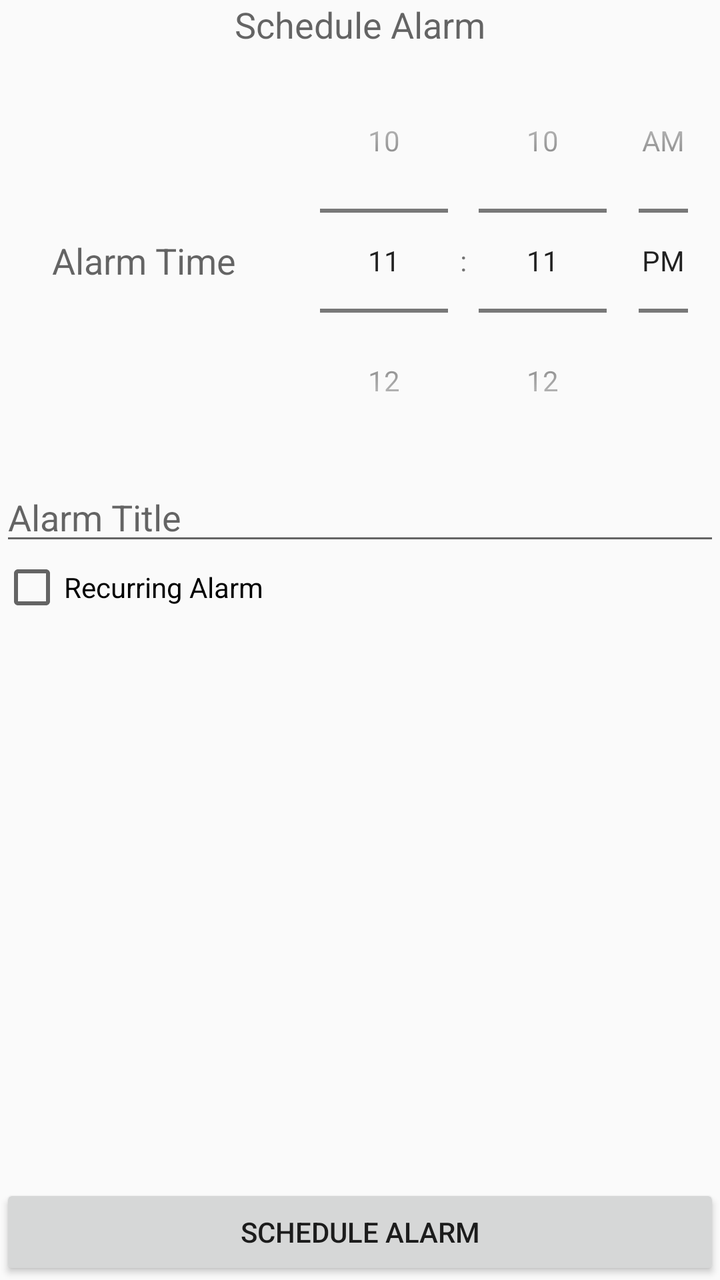
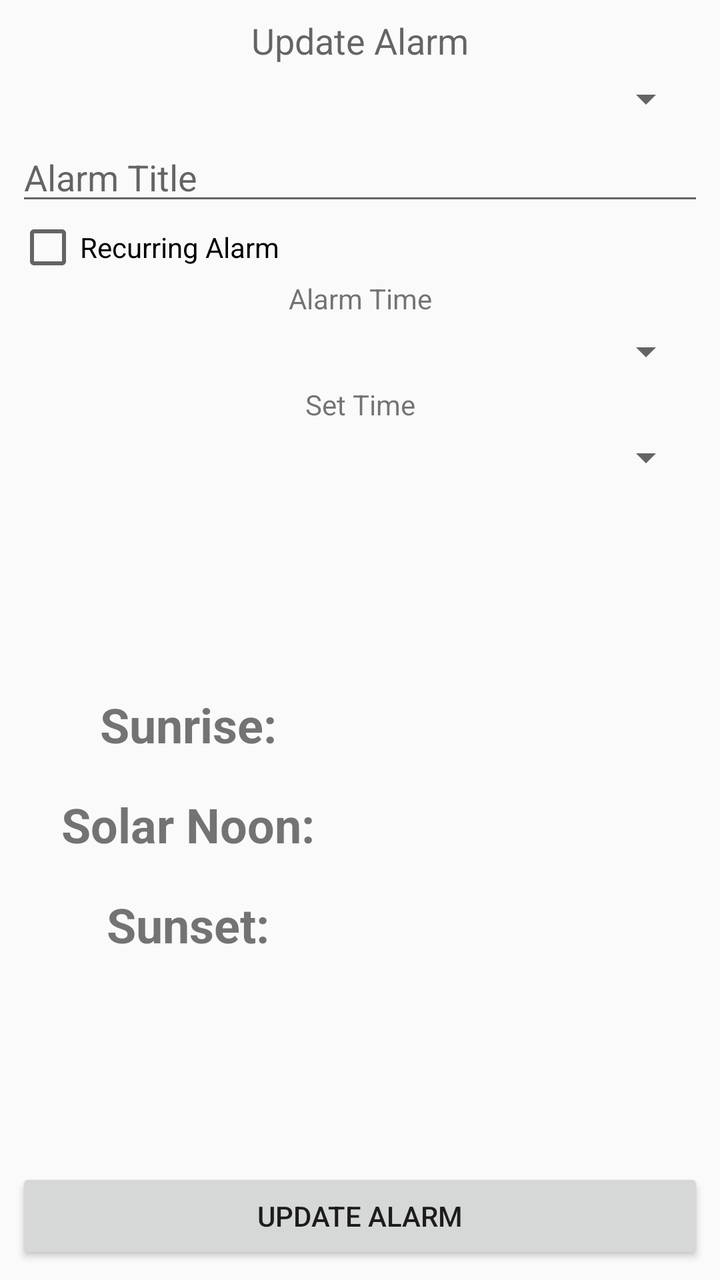

Screens rendered from an Android XML layout before and after an edit, with the pre-edit source and the edit as a unified diff.
<!-- AndroidManifest.xml: application theme AppTheme -->
<!-- res/layout/fragment_updatealarm.xml -->
<?xml version="1.0" encoding="utf-8"?>
<LinearLayout
    xmlns:android="http://schemas.android.com/apk/res/android"
    xmlns:app="http://schemas.android.com/apk/res-auto"
    xmlns:tools="http://schemas.android.com/tools"
    android:layout_width="match_parent"
    android:layout_height="match_parent"
    android:orientation="vertical">

    <androidx.constraintlayout.widget.ConstraintLayout
        android:layout_width="match_parent"
        android:layout_height="match_parent">

        <TextView
            android:id="@+id/fragment_updatealarm_scheduleAlarmHeading"
            android:layout_width="match_parent"
            android:layout_height="wrap_content"
            android:text="Schedule Alarm"
            android:textAlignment="center"
            android:textAppearance="@style/TextAppearance.AppCompat.Medium"
            app:layout_constraintTop_toTopOf="parent" />

        <LinearLayout
            android:id="@+id/fragment_updatealarm_timePickerLayout"
            android:layout_width="match_parent"
            android:layout_height="wrap_content"
            android:orientation="horizontal"
            app:layout_constraintTop_toBottomOf="@+id/fragment_updatealarm_scheduleAlarmHeading">

            <TextView
                android:layout_width="0dp"
                android:layout_height="wrap_content"
                android:layout_gravity="center"
                android:layout_weight="0.4"
                android:text="Alarm Time"
                android:textAlignment="center"
                android:textAppearance="@style/TextAppearance.AppCompat.Medium" />

            <TimePicker
                android:id="@+id/fragment_updatealarm_timePicker"
                android:layout_width="0dp"
                android:layout_height="wrap_content"
                android:layout_weight="0.6"
                android:timePickerMode="spinner" />
        </LinearLayout>

        <EditText
            android:id="@+id/fragment_updatealarm_title"
            android:layout_width="match_parent"
            android:layout_height="wrap_content"
            android:hint="Alarm Title"
            app:layout_constraintTop_toBottomOf="@+id/fragment_updatealarm_timePickerLayout" />

        <CheckBox
            android:id="@+id/fragment_updatealarm_recurring"
            android:layout_width="match_parent"
            android:layout_height="wrap_content"
            android:checked="false"
            android:text="Recurring Alarm"
            app:layout_constraintStart_toStartOf="parent"
            app:layout_constraintTop_toBottomOf="@+id/fragment_updatealarm_title" />

        <LinearLayout
            android:id="@+id/fragment_updatealarm_recurring_options"
            android:layout_width="match_parent"
            android:layout_height="wrap_content"
            android:orientation="horizontal"
            android:visibility="gone"
            app:layout_constraintTop_toBottomOf="@+id/fragment_updatealarm_recurring">

            <CheckBox
                android:id="@+id/fragment_updatealarm_checkMon"
                android:layout_width="wrap_content"
                android:layout_height="wrap_content"
                android:text="Mon" />

            <CheckBox
                android:id="@+id/fragment_updatealarm_checkTue"
                android:layout_width="wrap_content"
                android:layout_height="wrap_content"
                android:text="Tue" />

            <CheckBox
                android:id="@+id/fragment_updatealarm_checkWed"
                android:layout_width="wrap_content"
                android:layout_height="wrap_content"
                android:text="Wed" />

            <CheckBox
                android:id="@+id/fragment_updatealarm_checkThu"
                android:layout_width="wrap_content"
                android:layout_height="wrap_content"
                android:text="Thu" />

            <CheckBox
                android:id="@+id/fragment_updatealarm_checkFri"
                android:layout_width="wrap_content"
                android:layout_height="wrap_content"
                android:text="Fri" />

            <CheckBox
                android:id="@+id/fragment_updatealarm_checkSat"
                android:layout_width="wrap_content"
                android:layout_height="wrap_content"
                android:text="Sat" />

            <CheckBox
                android:id="@+id/fragment_updatealarm_checkSun"
                android:layout_width="wrap_content"
                android:layout_height="wrap_content"
                android:text="Sun" />

        </LinearLayout>

        <Button
            android:id="@+id/fragment_updatealarm_scheduleAlarm"
            android:layout_width="match_parent"
            android:layout_height="wrap_content"
            android:layout_gravity="center"
            android:text="Schedule Alarm"
            app:layout_constraintBottom_toBottomOf="parent"
            tools:layout_editor_absoluteX="133dp" />

    </androidx.constraintlayout.widget.ConstraintLayout>

</LinearLayout>
<!-- resources referenced by this layout -->
<resources>
  <style name="AppTheme" parent="Theme.AppCompat.Light.NoActionBar">
          
          <item name="colorPrimary">@color/colorPrimary</item>
          <item name="colorPrimaryDark">@color/colorPrimaryDark</item>
          <item name="colorAccent">@color/colorAccent</item>
      </style>
  <color name="colorPrimary">#6200EE</color>
  <color name="colorPrimaryDark">#3700B3</color>
  <color name="colorAccent">#03DAC5</color>
</resources>

<!-- the commit's change to res/layout/fragment_updatealarm.xml (unified diff, before → after) -->
@@ -5,7 +5,8 @@
     xmlns:tools="http://schemas.android.com/tools"
     android:layout_width="match_parent"
     android:layout_height="match_parent"
-    android:orientation="vertical">
+    android:orientation="vertical"
+    android:padding="8dp">
 
     <androidx.constraintlayout.widget.ConstraintLayout
         android:layout_width="match_parent"
@@ -15,7 +16,7 @@
             android:id="@+id/fragment_updatealarm_scheduleAlarmHeading"
             android:layout_width="match_parent"
             android:layout_height="wrap_content"
-            android:text="Schedule Alarm"
+            android:text="Update Alarm"
             android:textAlignment="center"
             android:textAppearance="@style/TextAppearance.AppCompat.Medium"
             app:layout_constraintTop_toTopOf="parent" />
@@ -25,23 +26,17 @@
             android:layout_width="match_parent"
             android:layout_height="wrap_content"
             android:orientation="horizontal"
-            app:layout_constraintTop_toBottomOf="@+id/fragment_updatealarm_scheduleAlarmHeading">
-
-            <TextView
-                android:layout_width="0dp"
-                android:layout_height="wrap_content"
-                android:layout_gravity="center"
-                android:layout_weight="0.4"
-                android:text="Alarm Time"
-                android:textAlignment="center"
-                android:textAppearance="@style/TextAppearance.AppCompat.Medium" />
-
-            <TimePicker
-                android:id="@+id/fragment_updatealarm_timePicker"
-                android:layout_width="0dp"
-                android:layout_height="wrap_content"
-                android:layout_weight="0.6"
-                android:timePickerMode="spinner" />
+            app:layout_constraintTop_toBottomOf="@+id/fragment_updatealarm_scheduleAlarmHeading"
+            app:layout_constraintBottom_toTopOf="@+id/fragment_updatealarm_title">
+
+            <Spinner
+                android:id="@+id/fragment_updatealarm_location_spinner"
+                android:layout_width="match_parent"
+                android:layout_height="wrap_content"
+                android:layout_centerInParent="true"
+                android:layout_margin="5dp"
+                android:layout_marginTop="18dp"
+                android:textAlignment="center"/>
         </LinearLayout>
 
         <EditText
@@ -112,12 +107,150 @@
 
         </LinearLayout>
 
+        <TextView
+            android:id="@+id/fragment_updatealarm_alarmtime_text"
+            android:layout_width="match_parent"
+            android:layout_height="wrap_content"
+            android:gravity="center"
+            android:text="Alarm Time"
+            app:layout_constraintTop_toBottomOf="@+id/fragment_updatealarm_recurring_options"
+            app:layout_constraintBottom_toTopOf="@id/fragment_updatealarm_alarmtime_spinner">
+        </TextView>
+
+        <Spinner
+            android:id="@+id/fragment_updatealarm_alarmtime_spinner"
+            android:layout_width="match_parent"
+            android:layout_height="wrap_content"
+            android:layout_centerInParent="true"
+            android:layout_margin="5dp"
+            android:layout_marginTop="18dp"
+            android:textAlignment="center"
+            app:layout_constraintTop_toBottomOf="@id/fragment_updatealarm_alarmtime_text"
+            app:layout_constraintBottom_toTopOf="@id/fragment_updatealarm_settime_text"
+            android:gravity="center_horizontal" />
+
+        <TextView
+            android:id="@+id/fragment_updatealarm_settime_text"
+            android:layout_width="match_parent"
+            android:layout_height="wrap_content"
+            android:text="Set Time"
+            android:gravity="center"
+            app:layout_constraintTop_toBottomOf="@id/fragment_updatealarm_alarmtime_spinner"
+            app:layout_constraintBottom_toTopOf="@id/fragment_updatealarm_settime_spinner">
+        </TextView>
+
+        <Spinner
+            android:id="@+id/fragment_updatealarm_settime_spinner"
+            android:layout_width="match_parent"
+            android:layout_height="wrap_content"
+            android:layout_centerInParent="true"
+            android:layout_margin="5dp"
+            android:layout_marginTop="18dp"
+            android:textAlignment="center"
+            app:layout_constraintTop_toBottomOf="@id/fragment_updatealarm_settime_text"
+            android:gravity="center_horizontal" />
+
+        <NumberPicker
+            android:id="@+id/fragment_updatealarm_set_hours"
+            android:layout_width="100dp"
+            android:layout_height="100dp"
+            android:hint="Hours"
+            android:visibility="gone"
+            android:gravity="center"
+            app:layout_constraintTop_toBottomOf="@id/fragment_updatealarm_settime_spinner"
+            app:layout_constraintRight_toLeftOf="@id/fragment_updatealarm_set_mins"
+            app:layout_constraintLeft_toLeftOf="parent"/>
+
+        <NumberPicker
+            android:id="@+id/fragment_updatealarm_set_mins"
+            android:layout_width="100dp"
+            android:layout_height="100dp"
+            android:hint="Minutes"
+            android:visibility="gone"
+            android:gravity="center"
+            app:layout_constraintTop_toBottomOf="@id/fragment_updatealarm_settime_spinner"
+            app:layout_constraintLeft_toRightOf="@id/fragment_updatealarm_set_hours"
+            app:layout_constraintRight_toRightOf="parent"/>
+
+        <LinearLayout
+            android:layout_width="match_parent"
+            android:layout_height="wrap_content"
+            app:layout_constraintTop_toBottomOf="@id/fragment_updatealarm_set_hours"
+            app:layout_constraintBottom_toTopOf="@+id/fragment_updatealarm_scheduleAlarm">
+            <LinearLayout
+                android:id="@+id/timetext_column"
+                android:layout_width="0dp"
+                android:layout_height="match_parent"
+                android:orientation="vertical"
+                android:layout_weight="1">
+                <TextView
+                    android:id="@+id/fragment_updatealarm_sunrise_text"
+                    android:layout_width="match_parent"
+                    android:layout_height="50dp"
+                    android:text="Sunrise:"
+                    android:textSize="24dp"
+                    android:textStyle="bold"
+                    android:gravity="center"
+                    app:layout_constraintBottom_toTopOf="@+id/fragment_updatealarm_solarnoon_text">
+                </TextView>
+                <TextView
+                    android:id="@+id/fragment_updatealarm_solarnoon_text"
+                    android:layout_width="match_parent"
+                    android:layout_height="50dp"
+                    android:text="Solar Noon:"
+                    android:textSize="24dp"
+                    android:textStyle="bold"
+                    android:gravity="center"
+                    app:layout_constraintTop_toBottomOf="@+id/fragment_updatealarm_sunrise_text"
+                    app:layout_constraintBottom_toTopOf="@+id/fragment_updatealarm_sunset_text">
+                </TextView>
+                <TextView
+                    android:id="@+id/fragment_updatealarm_sunset_text"
+                    android:layout_width="match_parent"
+                    android:layout_height="50dp"
+                    android:gravity="center"
+                    android:text="Sunset:"
+                    android:textSize="24dp"
+                    android:textStyle="bold">
+                </TextView>
+            </LinearLayout>
+            <LinearLayout
+                android:layout_width="0dp"
+                android:layout_height="match_parent"
+                android:orientation="vertical"
+                android:layout_weight="1">
+                <TextView
+                    android:id="@+id/fragment_updatealarm_sunrise_data"
+                    android:layout_width="match_parent"
+                    android:layout_height="50dp"
+                    android:textSize="15dp"
+                    android:gravity="center"
+                    app:layout_constraintBottom_toTopOf="@+id/fragment_updatealarm_solarnoon_data">
+                </TextView>
+                <TextView
+                    android:id="@+id/fragment_updatealarm_solarnoon_data"
+                    android:layout_width="match_parent"
+                    android:layout_height="50dp"
+                    android:textSize="15dp"
+                    android:gravity="center"
+                    app:layout_constraintTop_toBottomOf="@+id/fragment_updatealarm_sunrise_data"
+                    app:layout_constraintBottom_toTopOf="@+id/fragment_updatealarm_sunset_data">
+                </TextView>
+                <TextView
+                    android:id="@+id/fragment_updatealarm_sunset_data"
+                    android:layout_width="match_parent"
+                    android:layout_height="50dp"
+                    android:gravity="center"
+                    android:textSize="15dp"></TextView>
+            </LinearLayout>
+        </LinearLayout>
+
         <Button
             android:id="@+id/fragment_updatealarm_scheduleAlarm"
             android:layout_width="match_parent"
             android:layout_height="wrap_content"
             android:layout_gravity="center"
-            android:text="Schedule Alarm"
+            android:text="Update Alarm"
             app:layout_constraintBottom_toBottomOf="parent"
             tools:layout_editor_absoluteX="133dp" />
 
